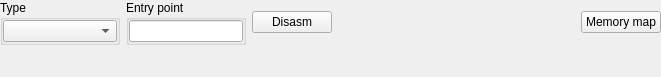
Above: formatswidget.ui from horsicq/FormatWidgets before the change. Below: the same form after it.
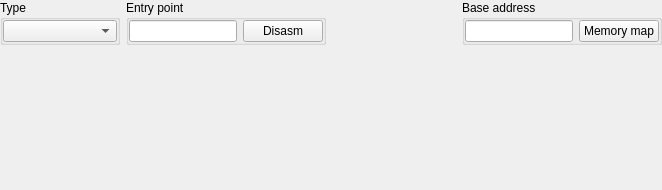
That is the form after the change. Custom widgets are drawn as their Qt base class.

```diff
--- a/formatswidget.ui
+++ b/formatswidget.ui
@@ -6,8 +6,8 @@
    <rect>
     <x>0</x>
     <y>0</y>
-    <width>661</width>
-    <height>77</height>
+    <width>662</width>
+    <height>190</height>
    </rect>
   </property>
   <property name="windowTitle">
@@ -62,14 +62,14 @@
       <widget class="QGroupBox" name="groupBoxEntryPoint">
        <property name="maximumSize">
         <size>
-         <width>120</width>
+         <width>240</width>
          <height>16777215</height>
         </size>
        </property>
        <property name="title">
         <string>Entry point</string>
        </property>
-       <layout class="QVBoxLayout" name="verticalLayout_9">
+       <layout class="QHBoxLayout" name="horizontalLayout_2">
         <property name="leftMargin">
          <number>0</number>
         </property>
@@ -92,9 +92,6 @@
           </property>
          </widget>
         </item>
-       </layout>
-      </widget>
-     </item>
      <item>
       <widget class="QPushButton" name="pushButtonDisasm">
        <property name="text">
@@ -102,6 +99,9 @@
        </property>
       </widget>
      </item>
+       </layout>
+      </widget>
+     </item>
      <item>
       <spacer name="horizontalSpacer">
        <property name="orientation">
@@ -116,10 +116,47 @@
       </spacer>
      </item>
      <item>
+      <widget class="QGroupBox" name="groupBoxBaseAddress">
+       <property name="maximumSize">
+        <size>
+         <width>240</width>
+         <height>16777215</height>
+        </size>
+       </property>
+       <property name="title">
+        <string>Base address</string>
+       </property>
+       <layout class="QHBoxLayout" name="horizontalLayout_3">
+        <property name="leftMargin">
+         <number>0</number>
+        </property>
+        <property name="topMargin">
+         <number>0</number>
+        </property>
+        <property name="rightMargin">
+         <number>0</number>
+        </property>
+        <property name="bottomMargin">
+         <number>0</number>
+        </property>
+        <item>
+         <widget class="XLineEditHEX" name="lineEditBaseAddress">
+          <property name="alignment">
+           <set>Qt::AlignCenter</set>
+          </property>
+          <property name="readOnly">
+           <bool>true</bool>
+          </property>
+         </widget>
+        </item>
+        <item>
       <widget class="QPushButton" name="pushButtonMemoryMap">
        <property name="text">
         <string>Memory map</string>
        </property>
+         </widget>
+        </item>
+       </layout>
       </widget>
      </item>
     </layout>
```
Lines whose indentation alone changed are shown as unchanged.
